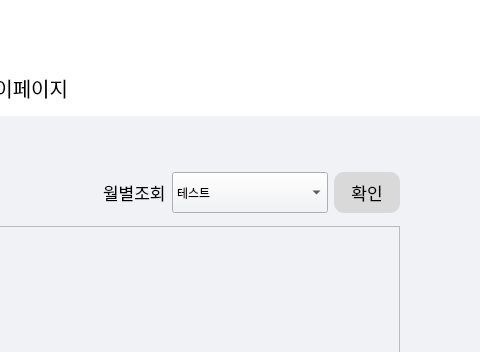
Before: the Qt Designer form Main/UI/MainWidget.ui in Uyuniwhite/Face-recognition-Attendance-System-Project, drawn with Qt 5; both pictures show x 640 to 1120 and y 0 to 352 of the 1120 by 630 pixel window.
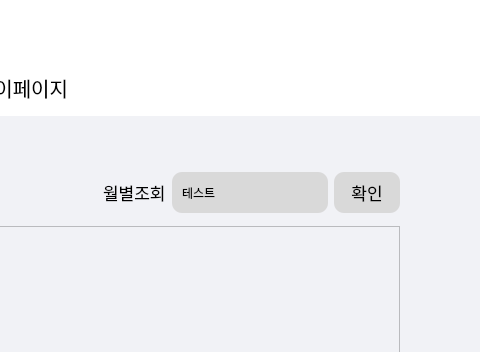
After: the same form once the commit is applied. The open tabs and pages were chosen to show the change. Icons and pictures are not drawn.

Diff of the .ui file:
```diff
--- a/Main/UI/MainWidget.ui
+++ b/Main/UI/MainWidget.ui
@@ -1479,22 +1479,22 @@
                   </size>
                  </property>
                  <property name="styleSheet">
-                  <string notr="true">#comboBox{
+                  <string notr="true">#attend_check_combobox{
 	border-radius:10px;
 	background-color: rgb(217, 217, 217);
 	padding-left:10px;}
 
-#comboBox::drop-down{
+#attend_check_combobox::drop-down{
 	border:0px;
 }
 
-#comboBox::down-arrow{
+#attend_check_combobox::down-arrow{
 	image: url(:/down.png);
 	width: 15px;
 	height: 15px;
 	margin-right:15px;
 }
-#comboBox::on{
+#attend_check_combobox::on{
  border:4px solid gray;
 }
 </string>
```
Left out of the diff: 4 changed lines with no effect on the pictures.
